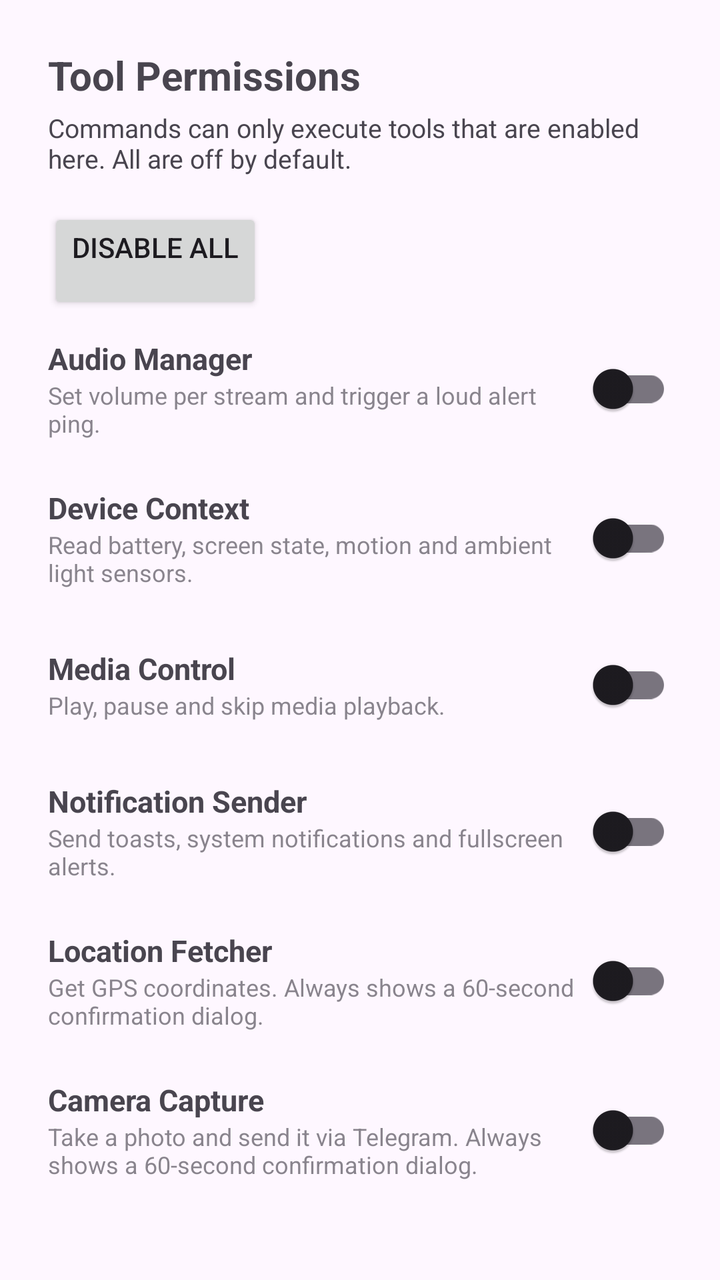
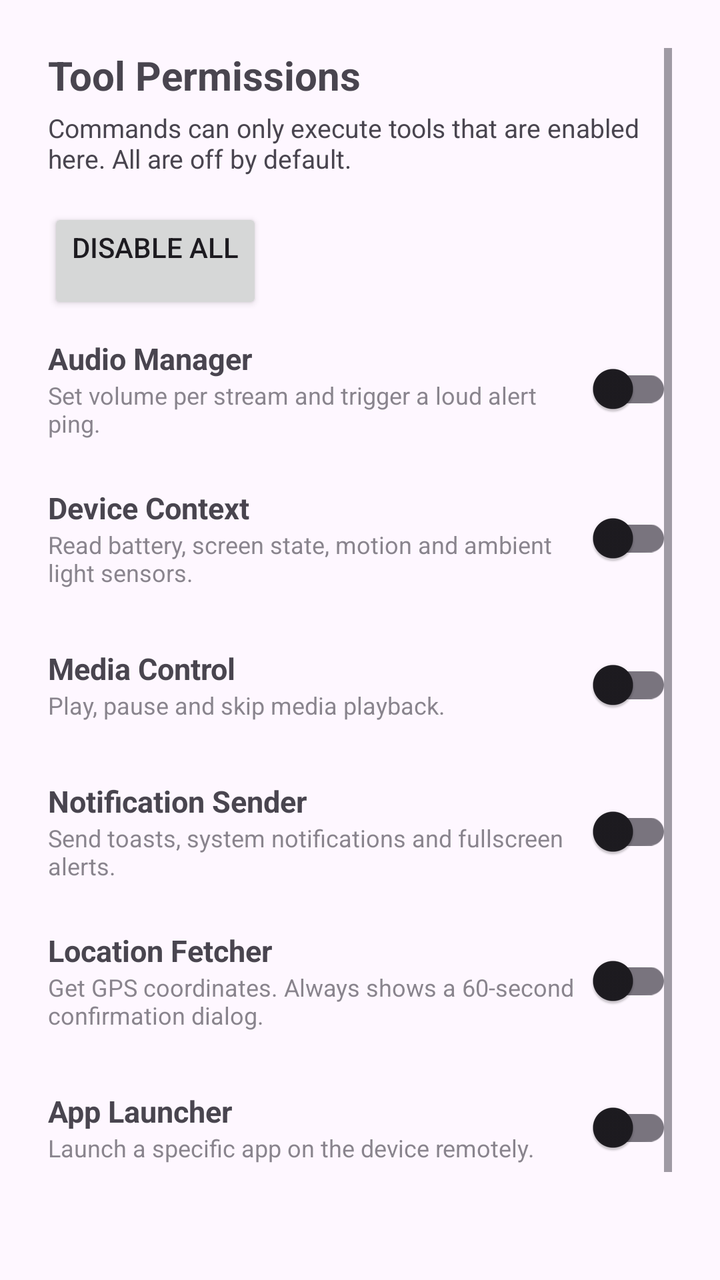

The first picture is an Android layout as it rendered before a commit; the second is the same layout after the commit. The layout source and the unified diff follow.
<!-- AndroidManifest.xml: application theme Theme.TelegramClaw -->
<!-- res/layout/activity_permission_settings.xml -->
<?xml version="1.0" encoding="utf-8"?>
<ScrollView xmlns:android="http://schemas.android.com/apk/res/android"
    android:layout_width="match_parent"
    android:layout_height="match_parent"
    android:padding="24dp">

    <LinearLayout
        android:layout_width="match_parent"
        android:layout_height="wrap_content"
        android:orientation="vertical">

        <TextView
            android:layout_width="match_parent"
            android:layout_height="wrap_content"
            android:text="Tool Permissions"
            android:textSize="20sp"
            android:textStyle="bold"
            android:paddingBottom="4dp" />

        <TextView
            android:layout_width="match_parent"
            android:layout_height="wrap_content"
            android:text="Commands can only execute tools that are enabled here. All are off by default."
            android:textSize="13sp"
            android:paddingBottom="16dp" />

        <Button
            android:id="@+id/btn_disable_all"
            android:layout_width="wrap_content"
            android:layout_height="wrap_content"
            android:text="Disable All"
            android:paddingBottom="24dp" />

        

        <LinearLayout
            android:layout_width="match_parent"
            android:layout_height="wrap_content"
            android:orientation="horizontal"
            android:gravity="center_vertical"
            android:paddingTop="12dp"
            android:paddingBottom="12dp">

            <LinearLayout
                android:layout_width="0dp"
                android:layout_height="wrap_content"
                android:layout_weight="1"
                android:orientation="vertical">

                <TextView
                    android:layout_width="wrap_content"
                    android:layout_height="wrap_content"
                    android:text="Audio Manager"
                    android:textSize="15sp"
                    android:textStyle="bold" />

                <TextView
                    android:layout_width="wrap_content"
                    android:layout_height="wrap_content"
                    android:text="Set volume per stream and trigger a loud alert ping."
                    android:textSize="12sp"
                    android:alpha="0.65" />

            </LinearLayout>

            <androidx.appcompat.widget.SwitchCompat
                android:id="@+id/switch_audio_manager"
                android:layout_width="wrap_content"
                android:layout_height="wrap_content" />

        </LinearLayout>

        

        <LinearLayout
            android:layout_width="match_parent"
            android:layout_height="wrap_content"
            android:orientation="horizontal"
            android:gravity="center_vertical"
            android:paddingTop="12dp"
            android:paddingBottom="12dp">

            <LinearLayout
                android:layout_width="0dp"
                android:layout_height="wrap_content"
                android:layout_weight="1"
                android:orientation="vertical">

                <TextView
                    android:layout_width="wrap_content"
                    android:layout_height="wrap_content"
                    android:text="Device Context"
                    android:textSize="15sp"
                    android:textStyle="bold" />

                <TextView
                    android:layout_width="wrap_content"
                    android:layout_height="wrap_content"
                    android:text="Read battery, screen state, motion and ambient light sensors."
                    android:textSize="12sp"
                    android:alpha="0.65" />

            </LinearLayout>

            <androidx.appcompat.widget.SwitchCompat
                android:id="@+id/switch_get_device_context"
                android:layout_width="wrap_content"
                android:layout_height="wrap_content" />

        </LinearLayout>

        

        <LinearLayout
            android:layout_width="match_parent"
            android:layout_height="wrap_content"
            android:orientation="horizontal"
            android:gravity="center_vertical"
            android:paddingTop="12dp"
            android:paddingBottom="12dp">

            <LinearLayout
                android:layout_width="0dp"
                android:layout_height="wrap_content"
                android:layout_weight="1"
                android:orientation="vertical">

                <TextView
                    android:layout_width="wrap_content"
                    android:layout_height="wrap_content"
                    android:text="Media Control"
                    android:textSize="15sp"
                    android:textStyle="bold" />

                <TextView
                    android:layout_width="wrap_content"
                    android:layout_height="wrap_content"
                    android:text="Play, pause and skip media playback."
                    android:textSize="12sp"
                    android:alpha="0.65" />

            </LinearLayout>

            <androidx.appcompat.widget.SwitchCompat
                android:id="@+id/switch_media_control"
                android:layout_width="wrap_content"
                android:layout_height="wrap_content" />

        </LinearLayout>

        

        <LinearLayout
            android:layout_width="match_parent"
            android:layout_height="wrap_content"
            android:orientation="horizontal"
            android:gravity="center_vertical"
            android:paddingTop="12dp"
            android:paddingBottom="12dp">

            <LinearLayout
                android:layout_width="0dp"
                android:layout_height="wrap_content"
                android:layout_weight="1"
                android:orientation="vertical">

                <TextView
                    android:layout_width="wrap_content"
                    android:layout_height="wrap_content"
                    android:text="Notification Sender"
                    android:textSize="15sp"
                    android:textStyle="bold" />

                <TextView
                    android:layout_width="wrap_content"
                    android:layout_height="wrap_content"
                    android:text="Send toasts, system notifications and fullscreen alerts."
                    android:textSize="12sp"
                    android:alpha="0.65" />

            </LinearLayout>

            <androidx.appcompat.widget.SwitchCompat
                android:id="@+id/switch_notification_sender"
                android:layout_width="wrap_content"
                android:layout_height="wrap_content" />

        </LinearLayout>

        

        <LinearLayout
            android:layout_width="match_parent"
            android:layout_height="wrap_content"
            android:orientation="horizontal"
            android:gravity="center_vertical"
            android:paddingTop="12dp"
            android:paddingBottom="12dp">

            <LinearLayout
                android:layout_width="0dp"
                android:layout_height="wrap_content"
                android:layout_weight="1"
                android:orientation="vertical">

                <TextView
                    android:layout_width="wrap_content"
                    android:layout_height="wrap_content"
                    android:text="Location Fetcher"
                    android:textSize="15sp"
                    android:textStyle="bold" />

                <TextView
                    android:layout_width="wrap_content"
                    android:layout_height="wrap_content"
                    android:text="Get GPS coordinates. Always shows a 60-second confirmation dialog."
                    android:textSize="12sp"
                    android:alpha="0.65" />

            </LinearLayout>

            <androidx.appcompat.widget.SwitchCompat
                android:id="@+id/switch_location_fetcher"
                android:layout_width="wrap_content"
                android:layout_height="wrap_content" />

        </LinearLayout>

        

        <LinearLayout
            android:layout_width="match_parent"
            android:layout_height="wrap_content"
            android:orientation="horizontal"
            android:gravity="center_vertical"
            android:paddingTop="12dp"
            android:paddingBottom="12dp">

            <LinearLayout
                android:layout_width="0dp"
                android:layout_height="wrap_content"
                android:layout_weight="1"
                android:orientation="vertical">

                <TextView
                    android:layout_width="wrap_content"
                    android:layout_height="wrap_content"
                    android:text="Camera Capture"
                    android:textSize="15sp"
                    android:textStyle="bold" />

                <TextView
                    android:layout_width="wrap_content"
                    android:layout_height="wrap_content"
                    android:text="Take a photo and send it via Telegram. Always shows a 60-second confirmation dialog."
                    android:textSize="12sp"
                    android:alpha="0.65" />

            </LinearLayout>

            <androidx.appcompat.widget.SwitchCompat
                android:id="@+id/switch_camera_capture"
                android:layout_width="wrap_content"
                android:layout_height="wrap_content" />

        </LinearLayout>

    </LinearLayout>

</ScrollView>
<!-- resources referenced by this layout -->
<resources>
  <style name="Theme.TelegramClaw" parent="Base.Theme.TelegramClaw" />
  <style name="Base.Theme.TelegramClaw" parent="Theme.Material3.DayNight.NoActionBar">
          
          
      </style>
</resources>

<!-- the commit's change to res/layout/activity_permission_settings.xml (unified diff, before → after) -->
@@ -245,6 +245,45 @@
                 <TextView
                     android:layout_width="wrap_content"
                     android:layout_height="wrap_content"
+                    android:text="App Launcher"
+                    android:textSize="15sp"
+                    android:textStyle="bold" />
+
+                <TextView
+                    android:layout_width="wrap_content"
+                    android:layout_height="wrap_content"
+                    android:text="Launch a specific app on the device remotely."
+                    android:textSize="12sp"
+                    android:alpha="0.65" />
+
+            </LinearLayout>
+
+            <androidx.appcompat.widget.SwitchCompat
+                android:id="@+id/switch_app_launcher"
+                android:layout_width="wrap_content"
+                android:layout_height="wrap_content" />
+
+        </LinearLayout>
+
+        
+
+        <LinearLayout
+            android:layout_width="match_parent"
+            android:layout_height="wrap_content"
+            android:orientation="horizontal"
+            android:gravity="center_vertical"
+            android:paddingTop="12dp"
+            android:paddingBottom="12dp">
+
+            <LinearLayout
+                android:layout_width="0dp"
+                android:layout_height="wrap_content"
+                android:layout_weight="1"
+                android:orientation="vertical">
+
+                <TextView
+                    android:layout_width="wrap_content"
+                    android:layout_height="wrap_content"
                     android:text="Camera Capture"
                     android:textSize="15sp"
                     android:textStyle="bold" />
